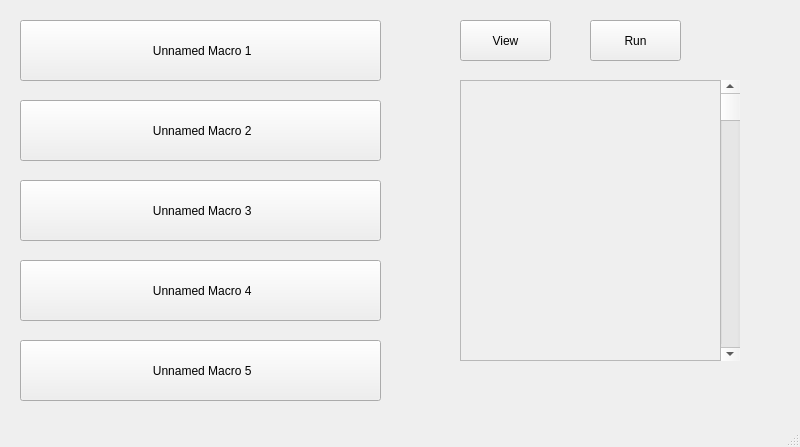
Before: the Qt Designer form RunExistingMacro.ui in JoshWells08/Task-Ninja-NEA2, drawn with Qt 5.
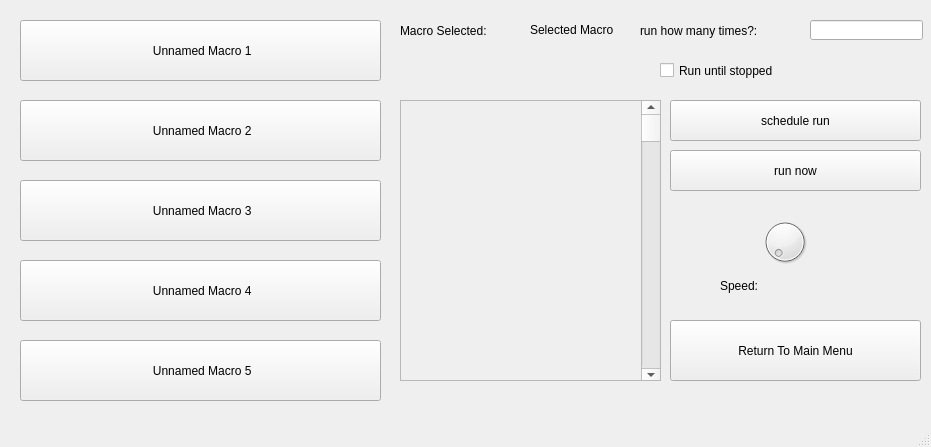
After: the same form once the commit is applied.

Diff of the .ui file:
```diff
--- a/RunExistingMacro.ui
+++ b/RunExistingMacro.ui
@@ -6,7 +6,7 @@
    <rect>
     <x>0</x>
     <y>0</y>
-    <width>800</width>
+    <width>931</width>
     <height>447</height>
    </rect>
   </property>
@@ -79,24 +79,11 @@
      <string> Unnamed Macro 5</string>
     </property>
    </widget>
-   <widget class="QScrollBar" name="UserLogScrollBar">
-    <property name="geometry">
-     <rect>
-      <x>720</x>
-      <y>80</y>
-      <width>20</width>
-      <height>281</height>
-     </rect>
-    </property>
-    <property name="orientation">
-     <enum>Qt::Vertical</enum>
-    </property>
-   </widget>
    <widget class="QScrollArea" name="UserLogArea">
     <property name="geometry">
      <rect>
-      <x>460</x>
-      <y>80</y>
+      <x>400</x>
+      <y>100</y>
       <width>261</width>
       <height>281</height>
      </rect>
@@ -113,45 +100,143 @@
        <height>279</height>
       </rect>
      </property>
-     <widget class="QLabel" name="UserLog_2">
+     <widget class="QScrollBar" name="UserLogScrollBar">
       <property name="geometry">
        <rect>
-        <x>0</x>
+        <x>240</x>
         <y>0</y>
-        <width>261</width>
-        <height>381</height>
+        <width>20</width>
+        <height>281</height>
        </rect>
       </property>
-      <property name="text">
-       <string/>
+      <property name="orientation">
+       <enum>Qt::Vertical</enum>
       </property>
      </widget>
     </widget>
    </widget>
-   <widget class="QPushButton" name="ViewButton">
-    <property name="geometry">
-     <rect>
-      <x>460</x>
-      <y>20</y>
-      <width>91</width>
-      <height>41</height>
-     </rect>
-    </property>
-    <property name="text">
-     <string>View</string>
-    </property>
-   </widget>
    <widget class="QPushButton" name="RunButton">
     <property name="geometry">
      <rect>
-      <x>590</x>
+      <x>670</x>
+      <y>150</y>
+      <width>251</width>
+      <height>41</height>
+     </rect>
+    </property>
+    <property name="text">
+     <string>run now</string>
+    </property>
+   </widget>
+   <widget class="QLabel" name="MacroSelectedLabelTitle">
+    <property name="geometry">
+     <rect>
+      <x>400</x>
       <y>20</y>
-      <width>91</width>
+      <width>111</width>
+      <height>21</height>
+     </rect>
+    </property>
+    <property name="text">
+     <string>Macro Selected:</string>
+    </property>
+   </widget>
+   <widget class="QLabel" name="MacroSelectedLabel">
+    <property name="geometry">
+     <rect>
+      <x>530</x>
+      <y>20</y>
+      <width>151</width>
+      <height>20</height>
+     </rect>
+    </property>
+    <property name="text">
+     <string>Selected Macro</string>
+    </property>
+   </widget>
+   <widget class="QLabel" name="runhowmanytimeslabel">
+    <property name="geometry">
+     <rect>
+      <x>640</x>
+      <y>10</y>
+      <width>171</width>
       <height>41</height>
      </rect>
     </property>
     <property name="text">
-     <string>Run</string>
+     <string>run how many times?: </string>
+    </property>
+   </widget>
+   <widget class="QLineEdit" name="timesToRun">
+    <property name="geometry">
+     <rect>
+      <x>810</x>
+      <y>20</y>
+      <width>113</width>
+      <height>20</height>
+     </rect>
+    </property>
+   </widget>
+   <widget class="QPushButton" name="scheduleButton">
+    <property name="geometry">
+     <rect>
+      <x>670</x>
+      <y>100</y>
+      <width>251</width>
+      <height>41</height>
+     </rect>
+    </property>
+    <property name="text">
+     <string>schedule run</string>
+    </property>
+   </widget>
+   <widget class="QPushButton" name="MenuReturn2">
+    <property name="geometry">
+     <rect>
+      <x>670</x>
+      <y>320</y>
+      <width>251</width>
+      <height>61</height>
+     </rect>
+    </property>
+    <property name="text">
+     <string>Return To Main Menu</string>
+    </property>
+   </widget>
+   <widget class="QCheckBox" name="runUntilStoppedBox">
+    <property name="geometry">
+     <rect>
+      <x>660</x>
+      <y>50</y>
+      <width>231</width>
+      <height>41</height>
+     </rect>
+    </property>
+    <property name="text">
+     <string>Run until stopped</string>
+    </property>
+   </widget>
+   <widget class="QDial" name="speedDial">
+    <property name="geometry">
+     <rect>
+      <x>760</x>
+      <y>210</y>
+      <width>50</width>
+      <height>64</height>
+     </rect>
+    </property>
+   </widget>
+   <widget class="QLabel" name="label">
+    <property name="geometry">
+     <rect>
+      <x>720</x>
+      <y>270</y>
+      <width>141</width>
+      <height>31</height>
+     </rect>
+    </property>
+    <property name="text">
+     <string>Speed: </string>
     </property>
    </widget>
   </widget>
```
Left out of the diff: 2 changed lines with no effect on the pictures.
